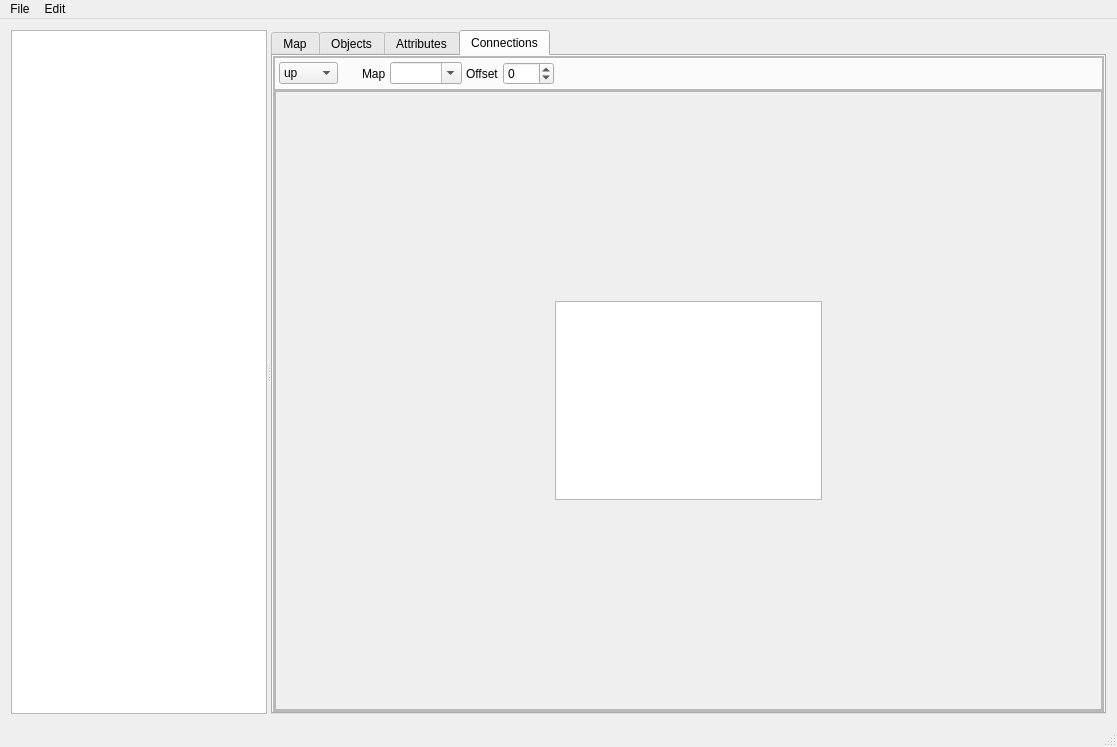
Old version of the form mainwindow.ui in the repository huderlem/porymap.
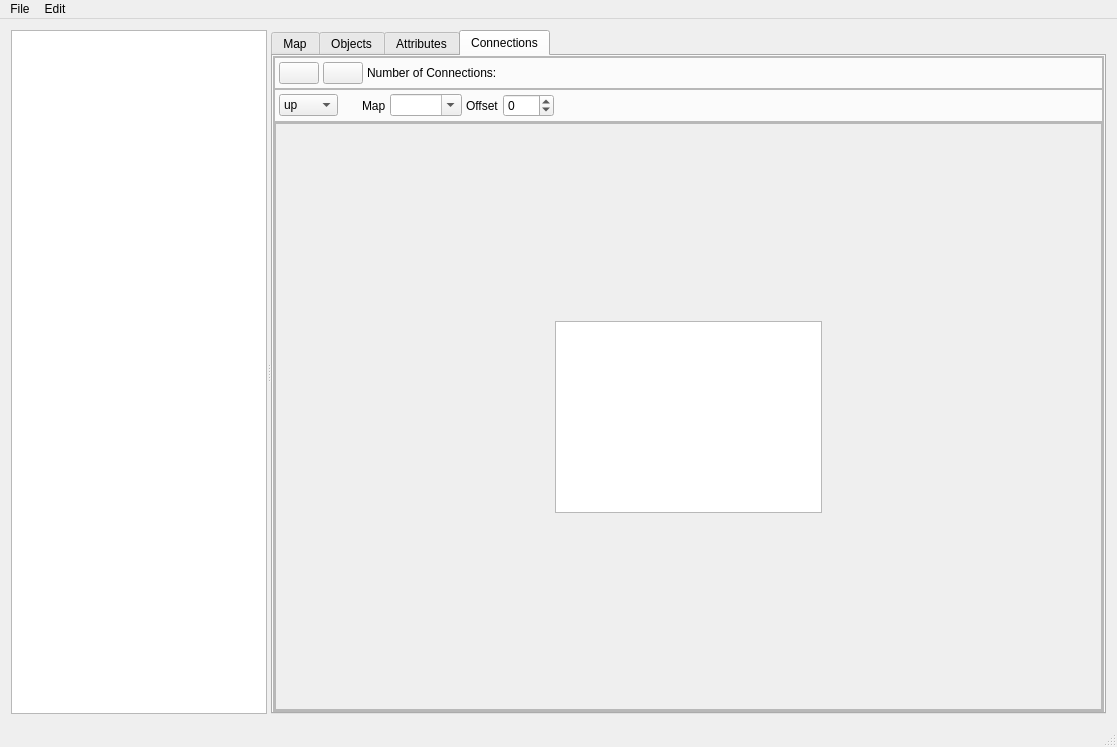
New version of the form. The open tabs and pages were chosen to show the change. Icons and pictures are not drawn. Custom widgets are drawn as their Qt base class.

Commit message: Support adding/removing connections via buttons

```diff
--- a/mainwindow.ui
+++ b/mainwindow.ui
@@ -1246,7 +1246,7 @@
             <property name="spacing">
              <number>0</number>
             </property>
-            <item row="0" column="0">
+            <item row="1" column="0">
              <widget class="QFrame" name="horizontalFrame">
               <property name="sizePolicy">
                <sizepolicy hsizetype="Expanding" vsizetype="Fixed">
@@ -1369,7 +1369,7 @@
               </layout>
              </widget>
             </item>
-            <item row="1" column="0">
+            <item row="2" column="0">
              <widget class="QFrame" name="gridFrame">
               <property name="frameShape">
                <enum>QFrame::StyledPanel</enum>
@@ -1410,7 +1410,7 @@
                     <x>0</x>
                     <y>0</y>
                     <width>826</width>
-                    <height>621</height>
+                    <height>587</height>
                    </rect>
                   </property>
                   <layout class="QGridLayout" name="gridLayout_14">
@@ -1486,6 +1486,102 @@
               </layout>
              </widget>
             </item>
+            <item row="0" column="0">
+             <widget class="QFrame" name="horizontalFrame">
+              <property name="sizePolicy">
+               <sizepolicy hsizetype="Expanding" vsizetype="Fixed">
+                <horstretch>0</horstretch>
+                <verstretch>0</verstretch>
+               </sizepolicy>
+              </property>
+              <property name="minimumSize">
+               <size>
+                <width>0</width>
+                <height>32</height>
+               </size>
+              </property>
+              <property name="frameShape">
+               <enum>QFrame::StyledPanel</enum>
+              </property>
+              <property name="frameShadow">
+               <enum>QFrame::Raised</enum>
+              </property>
+              <layout class="QHBoxLayout" name="horizontalLayout_4">
+               <property name="spacing">
+                <number>4</number>
+               </property>
+               <property name="leftMargin">
+                <number>4</number>
+               </property>
+               <property name="topMargin">
+                <number>4</number>
+               </property>
+               <property name="rightMargin">
+                <number>4</number>
+               </property>
+               <property name="bottomMargin">
+                <number>4</number>
+               </property>
+               <item>
+                <widget class="QPushButton" name="pushButton_AddConnection">
+                 <property name="sizePolicy">
+                  <sizepolicy hsizetype="Minimum" vsizetype="Fixed">
+                   <horstretch>0</horstretch>
+                   <verstretch>0</verstretch>
+                  </sizepolicy>
+                 </property>
+                 <property name="text">
+                  <string/>
+                 </property>
+                 <property name="icon">
+                  <iconset>
+                   <activeon>:/icons/add.ico</activeon>
+                  </iconset>
+                 </property>
+                </widget>
+               </item>
+               <item>
+                <widget class="QPushButton" name="pushButton_RemoveConnection">
+                 <property name="text">
+                  <string/>
+                 </property>
+                 <property name="icon">
+                  <iconset>
+                   <activeon>:/icons/delete.ico</activeon>
+                  </iconset>
+                 </property>
+                </widget>
+               </item>
+               <item>
+                <widget class="QLabel" name="label_13">
+                 <property name="text">
+                  <string>Number of Connections:</string>
+                 </property>
+                </widget>
+               </item>
+               <item>
+                <widget class="QLabel" name="label_NumConnections">
+                 <property name="text">
+                  <string/>
+                 </property>
+                </widget>
+               </item>
+               <item>
+                <spacer name="horizontalSpacer_9">
+                 <property name="orientation">
+                  <enum>Qt::Horizontal</enum>
+                 </property>
+                 <property name="sizeHint" stdset="0">
+                  <size>
+                   <width>40</width>
+                   <height>20</height>
+                  </size>
+                 </property>
+                </spacer>
+               </item>
+              </layout>
+             </widget>
+            </item>
            </layout>
           </widget>
          </item>
```
Left out of the diff: 2 changed lines with no effect on the pictures. The commit also changes 4 other files.
